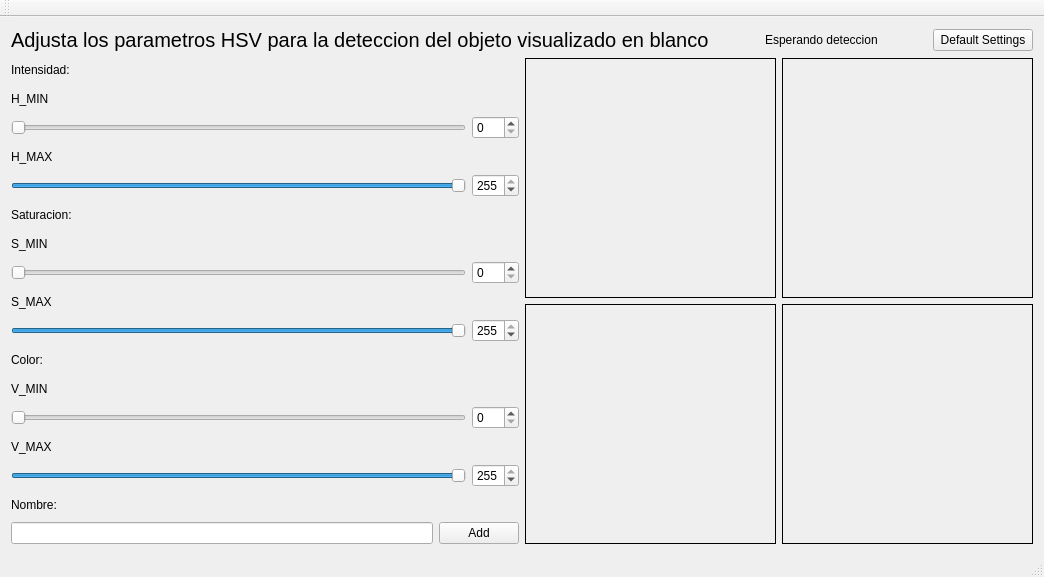
First picture: the form in video/camaraConfig.ui, repository AlejoRMinetti/tracking-config, before the edit.
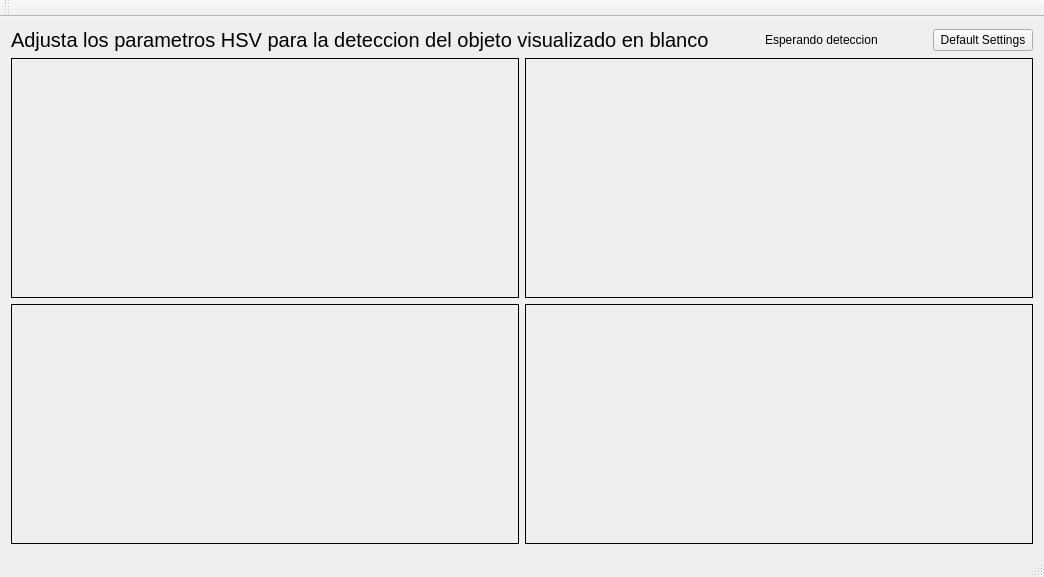
Second picture: the form after the edit.

Diff of the .ui file:
```diff
--- a/video/camaraConfig.ui
+++ b/video/camaraConfig.ui
@@ -20,7 +20,7 @@
    <string>MainWindow</string>
   </property>
   <widget class="QWidget" name="centralWidget">
-   <layout class="QVBoxLayout" name="verticalLayout_3" stretch="0,80">
+   <layout class="QVBoxLayout" name="verticalLayout_4" stretch="0,20">
     <item>
      <layout class="QHBoxLayout" name="horizontalLayout">
       <item>
@@ -78,360 +78,124 @@
      </layout>
     </item>
     <item>
-     <layout class="QHBoxLayout" name="horizontalLayout_11" stretch="10,10">
+     <layout class="QHBoxLayout" name="horizontalLayout_2">
       <item>
        <layout class="QVBoxLayout" name="verticalLayout">
         <item>
-         <widget class="QLabel" name="label_9">
-          <property name="text">
-           <string>Intensidad:</string>
+         <widget class="QLabel" name="opencvFrame_1">
+          <property name="minimumSize">
+           <size>
+            <width>0</width>
+            <height>0</height>
+           </size>
           </property>
-         </widget>
-        </item>
-        <item>
-         <widget class="QLabel" name="label_3">
-          <property name="text">
-           <string>H_MIN</string>
+          <property name="maximumSize">
+           <size>
+            <width>123234</width>
+            <height>34535</height>
+           </size>
           </property>
-         </widget>
-        </item>
-        <item>
-         <layout class="QHBoxLayout" name="horizontalLayout_2">
-          <item>
-           <widget class="QSlider" name="hminSlider">
-            <property name="maximum">
-             <number>255</number>
-            </property>
-            <property name="orientation">
-             <enum>Qt::Horizontal</enum>
-            </property>
-           </widget>
-          </item>
-          <item>
-           <widget class="QSpinBox" name="hminBox">
-            <property name="maximum">
-             <number>255</number>
-            </property>
-           </widget>
-          </item>
-         </layout>
-        </item>
-        <item>
-         <widget class="QLabel" name="label_4">
-          <property name="text">
-           <string>H_MAX</string>
+          <property name="frameShape">
+           <enum>QFrame::Box</enum>
           </property>
-         </widget>
-        </item>
-        <item>
-         <layout class="QHBoxLayout" name="horizontalLayout_3">
-          <item>
-           <widget class="QSlider" name="hmaxSlider">
-            <property name="maximum">
-             <number>255</number>
-            </property>
-            <property name="value">
-             <number>255</number>
-            </property>
-            <property name="orientation">
-             <enum>Qt::Horizontal</enum>
-            </property>
-           </widget>
-          </item>
-          <item>
-           <widget class="QSpinBox" name="hmaxBox">
-            <property name="maximum">
-             <number>255</number>
-            </property>
-            <property name="value">
-             <number>255</number>
-            </property>
-           </widget>
-          </item>
-         </layout>
-        </item>
-        <item>
-         <widget class="QLabel" name="label_10">
           <property name="text">
-           <string>Saturacion:</string>
+           <string/>
           </property>
-         </widget>
-        </item>
-        <item>
-         <widget class="QLabel" name="label">
-          <property name="text">
-           <string>S_MIN</string>
+          <property name="textFormat">
+           <enum>Qt::AutoText</enum>
           </property>
-         </widget>
-        </item>
-        <item>
-         <layout class="QHBoxLayout" name="horizontalLayout_4">
-          <item>
-           <widget class="QSlider" name="sminSlider">
-            <property name="maximum">
-             <number>255</number>
-            </property>
-            <property name="orientation">
-             <enum>Qt::Horizontal</enum>
-            </property>
-           </widget>
-          </item>
-          <item>
-           <widget class="QSpinBox" name="sminBox">
-            <property name="maximum">
-             <number>255</number>
-            </property>
-           </widget>
-          </item>
-         </layout>
-        </item>
-        <item>
-         <widget class="QLabel" name="label_2">
-          <property name="text">
-           <string>S_MAX</string>
+          <property name="scaledContents">
+           <bool>false</bool>
           </property>
          </widget>
         </item>
         <item>
-         <layout class="QHBoxLayout" name="horizontalLayout_5">
-          <item>
-           <widget class="QSlider" name="smaxSlider">
-            <property name="maximum">
-             <number>255</number>
-            </property>
-            <property name="value">
-             <number>255</number>
-            </property>
-            <property name="orientation">
-             <enum>Qt::Horizontal</enum>
-            </property>
-           </widget>
-          </item>
-          <item>
-           <widget class="QSpinBox" name="smaxBox">
-            <property name="maximum">
-             <number>255</number>
-            </property>
-            <property name="value">
-             <number>255</number>
-            </property>
-           </widget>
-          </item>
-         </layout>
-        </item>
-        <item>
-         <widget class="QLabel" name="label_11">
-          <property name="text">
-           <string>Color:</string>
+         <widget class="QLabel" name="opencvFrame_3">
+          <property name="minimumSize">
+           <size>
+            <width>0</width>
+            <height>0</height>
+           </size>
           </property>
-         </widget>
-        </item>
-        <item>
-         <widget class="QLabel" name="label_5">
-          <property name="text">
-           <string>V_MIN</string>
+          <property name="maximumSize">
+           <size>
+            <width>123234</width>
+            <height>34535</height>
+           </size>
           </property>
-         </widget>
-        </item>
-        <item>
-         <layout class="QHBoxLayout" name="horizontalLayout_6">
-          <item>
-           <widget class="QSlider" name="vminSlider">
-            <property name="maximum">
-             <number>255</number>
-            </property>
-            <property name="orientation">
-             <enum>Qt::Horizontal</enum>
-            </property>
-           </widget>
-          </item>
-          <item>
-           <widget class="QSpinBox" name="vminBox">
-            <property name="maximum">
-             <number>255</number>
-            </property>
-           </widget>
-          </item>
-         </layout>
-        </item>
-        <item>
-         <widget class="QLabel" name="label_6">
-          <property name="text">
-           <string>V_MAX</string>
+          <property name="frameShape">
+           <enum>QFrame::Box</enum>
           </property>
-         </widget>
-        </item>
-        <item>
-         <layout class="QHBoxLayout" name="horizontalLayout_7">
-          <item>
-           <widget class="QSlider" name="vmaxSlider">
-            <property name="maximum">
-             <number>255</number>
-            </property>
-            <property name="value">
-             <number>255</number>
-            </property>
-            <property name="orientation">
-             <enum>Qt::Horizontal</enum>
-            </property>
-           </widget>
-          </item>
-          <item>
-           <widget class="QSpinBox" name="vmaxBox">
-            <property name="maximum">
-             <number>255</number>
-            </property>
-            <property name="value">
-             <number>255</number>
-            </property>
-           </widget>
-          </item>
-         </layout>
-        </item>
-        <item>
-         <widget class="QLabel" name="label_8">
           <property name="text">
-           <string>Nombre:</string>
+           <string/>
           </property>
+          <property name="textFormat">
+           <enum>Qt::AutoText</enum>
+          </property>
+          <property name="scaledContents">
+           <bool>false</bool>
+          </property>
          </widget>
         </item>
-        <item>
-         <layout class="QHBoxLayout" name="horizontalLayout_8">
-          <item>
-           <widget class="QLineEdit" name="nameLineEdit"/>
-          </item>
-          <item>
-           <widget class="QPushButton" name="addButton">
-            <property name="text">
-             <string>Add</string>
-            </property>
-           </widget>
-          </item>
-         </layout>
-        </item>
        </layout>
       </item>
       <item>
-       <layout class="QVBoxLayout" name="verticalLayout_2">
+       <layout class="QVBoxLayout" name="verticalLayout_3">
         <item>
-         <layout class="QHBoxLayout" name="horizontalLayout_10">
-          <item>
-           <widget class="QLabel" name="opencvFrame">
-            <property name="minimumSize">
-             <size>
-              <width>0</width>
-              <height>0</height>
-             </size>
-            </property>
-            <property name="maximumSize">
-             <size>
-              <width>123234</width>
-              <height>34535</height>
-             </size>
-            </property>
-            <property name="frameShape">
-             <enum>QFrame::Box</enum>
-            </property>
-            <property name="text">
-             <string/>
-            </property>
-            <property name="textFormat">
-             <enum>Qt::AutoText</enum>
-            </property>
-            <property name="scaledContents">
-             <bool>false</bool>
-            </property>
-           </widget>
-          </item>
-          <item>
-           <widget class="QLabel" name="opencvFrame_2">
-            <property name="minimumSize">
-             <size>
-              <width>0</width>
-              <height>0</height>
-             </size>
-            </property>
-            <property name="maximumSize">
-             <size>
-              <width>123234</width>
-              <height>34535</height>
-             </size>
-            </property>
-            <property name="frameShape">
-             <enum>QFrame::Box</enum>
-            </property>
-            <property name="text">
-             <string/>
-            </property>
-            <property name="textFormat">
-             <enum>Qt::AutoText</enum>
-            </property>
-            <property name="scaledContents">
-             <bool>false</bool>
-            </property>
-           </widget>
-          </item>
-         </layout>
+         <widget class="QLabel" name="opencvFrame_2">
+          <property name="minimumSize">
+           <size>
+            <width>0</width>
+            <height>0</height>
+           </size>
+          </property>
+          <property name="maximumSize">
+           <size>
+            <width>123234</width>
+            <height>34535</height>
+           </size>
+          </property>
+          <property name="frameShape">
+           <enum>QFrame::Box</enum>
+          </property>
+          <property name="text">
+           <string/>
+          </property>
+          <property name="textFormat">
+           <enum>Qt::AutoText</enum>
+          </property>
+          <property name="scaledContents">
+           <bool>false</bool>
+          </property>
+         </widget>
         </item>
         <item>
-         <layout class="QHBoxLayout" name="horizontalLayout_9">
-          <item>
-           <widget class="QLabel" name="opencvFrame_3">
-            <property name="minimumSize">
-             <size>
-              <width>0</width>
-              <height>0</height>
-             </size>
-            </property>
-            <property name="maximumSize">
-             <size>
-              <width>123234</width>
-              <height>34535</height>
-             </size>
-            </property>
-            <property name="frameShape">
-             <enum>QFrame::Box</enum>
-            </property>
-            <property name="text">
-             <string/>
-            </property>
-            <property name="textFormat">
-             <enum>Qt::AutoText</enum>
-            </property>
-            <property name="scaledContents">
-             <bool>false</bool>
-            </property>
-           </widget>
-          </item>
-          <item>
-           <widget class="QLabel" name="opencvFrame_4">
-            <property name="minimumSize">
-             <size>
-              <width>0</width>
-              <height>0</height>
-             </size>
-            </property>
-            <property name="maximumSize">
-             <size>
-              <width>123234</width>
-              <height>34535</height>
-             </size>
-            </property>
-            <property name="frameShape">
-             <enum>QFrame::Box</enum>
-            </property>
-            <property name="text">
-             <string/>
-            </property>
-            <property name="textFormat">
-             <enum>Qt::AutoText</enum>
-            </property>
-            <property name="scaledContents">
-             <bool>false</bool>
-            </property>
-           </widget>
-          </item>
-         </layout>
+         <widget class="QLabel" name="opencvFrame_4">
+          <property name="minimumSize">
+           <size>
+            <width>0</width>
+            <height>0</height>
+           </size>
+          </property>
+          <property name="maximumSize">
+           <size>
+            <width>123234</width>
+            <height>34535</height>
+           </size>
+          </property>
+          <property name="frameShape">
+           <enum>QFrame::Box</enum>
+          </property>
+          <property name="text">
+           <string/>
+          </property>
+          <property name="textFormat">
+           <enum>Qt::AutoText</enum>
+          </property>
+          <property name="scaledContents">
+           <bool>false</bool>
+          </property>
+         </widget>
         </item>
        </layout>
       </item>
```
Left out of the diff: 195 changed lines with no effect on the pictures.
